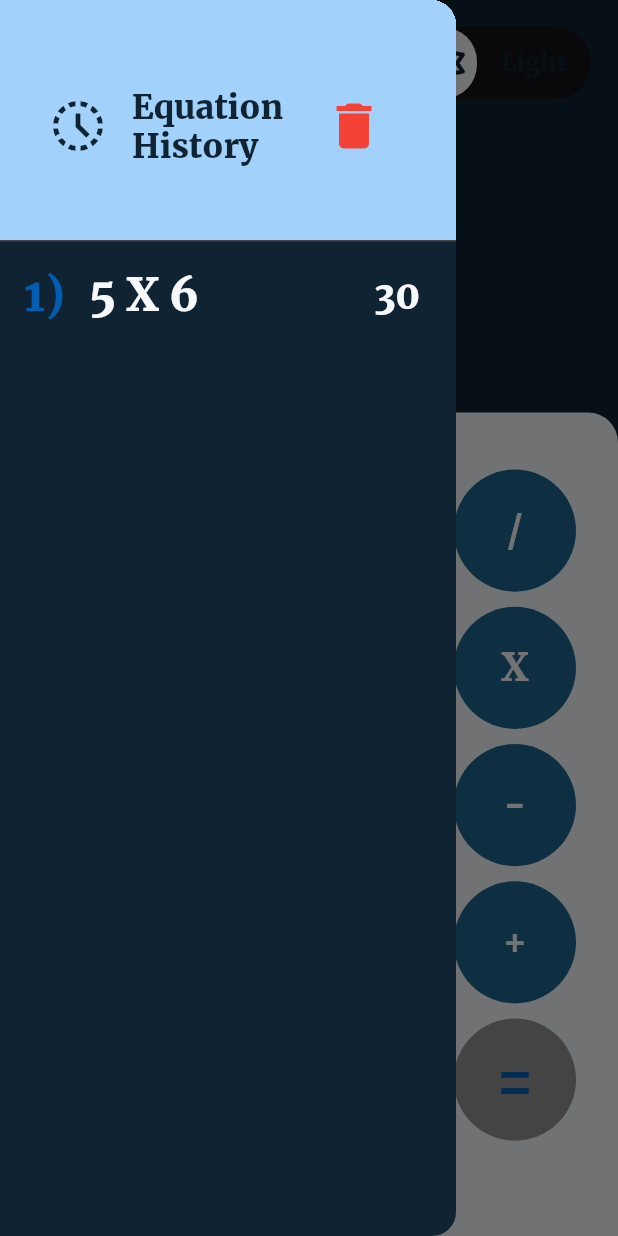
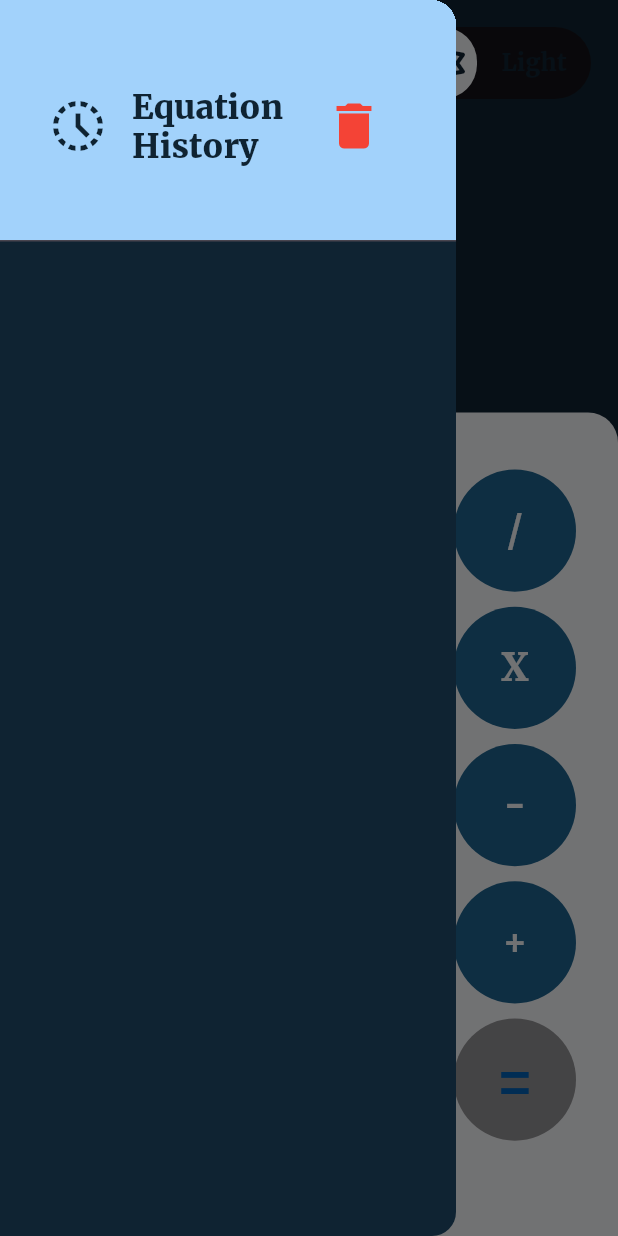
Before and after one commit to esraa-mohamad/calculator-app, a Flutter app: the screen it shows after launch, in the side drawer, after a tap on the "delete" icon, on a phone screen of 412 x 824 dp. Run offline on Flutter 3.47's test engine with Material 3 defaults, Android fonts, the phone set to English and light mode, and no system bars; drawn by our look-alikes of animated_toggle_switch; our stand-ins replace font_awesome_flutter, go_router, lottie; missing offline and left inert: expressions.

Commit message:
add history to sore list of expression and result

```diff
--- a/lib/data/provider/calculator_provider.dart
+++ b/lib/data/provider/calculator_provider.dart
@@ -7,12 +7,17 @@ class CalculatorProvider extends ChangeNotifier {
   String _error = '';
   String _lastResult = '';
   bool _isLastActionEquals = false;
+  final List<Map<String, String>> _history = [];
+
 
   String get display => _display;
 
   String get result => _expression;
 
   String get error => _error;
+
+  List<Map<String, String>> get history => _history;
+
 
   void buttonPressed(String buttonText) {
     if (buttonText == 'AC') {
@@ -50,6 +55,10 @@ class CalculatorProvider extends ChangeNotifier {
       final expression = Expression.parse(_expression.replaceAll('X', '*'));
       final result = evaluator.eval(expression, {});
       _display = result.toString();
+      _history.add({
+        'expression': _expression,
+        'result': _display,
+      });
       _lastResult = _display;
       _isLastActionEquals = true;
     } catch (e) {
@@ -84,4 +93,8 @@ class CalculatorProvider extends ChangeNotifier {
       _expression += _lastResult;
     }
   }
+  void clearHistory() {
+    _history.clear();
+    notifyListeners();
+  }
 }
--- a/lib/presentation/widgets/custom_drawer.dart
+++ b/lib/presentation/widgets/custom_drawer.dart
@@ -1,3 +1,5 @@
+
+import 'package:calculator_app/data/provider/calculator_provider.dart';
 import 'package:calculator_app/data/theme/change_theme.dart';
 import 'package:calculator_app/presentation/resources/fonts_manager.dart';
 import 'package:calculator_app/presentation/resources/values_manager.dart';
@@ -9,15 +11,15 @@ import '../resources/style_manager.dart';
 
 class CustomDrawer extends StatelessWidget {
   const CustomDrawer({super.key});
-
   @override
   Widget build(BuildContext context) {
-    return Consumer<ThemeProvider>(builder: (context, themeProvider, child) {
+    return Consumer2<ThemeProvider , CalculatorProvider>(
+        builder: (context, themeProvider, calculatorProvider,child) {
       return Drawer(
         backgroundColor: themeProvider.isDarkTheme
             ? ColorManager.lightBabyBlue
             : ColorManager.darkBlue,
-        child: ListView(
+        child: Column(
           children:  [
             DrawerHeader(
               decoration: BoxDecoration(
@@ -44,7 +46,9 @@ class CustomDrawer extends StatelessWidget {
                     ),
                   ),
                   trailing: IconButton(
-                    onPressed: (){},
+                    onPressed: (){
+                      Provider.of<CalculatorProvider>(context, listen: false).clearHistory();
+                    },
                     icon: const Icon(
                       Icons.delete ,
                       size:AppSize.s40,
@@ -54,23 +58,38 @@ class CustomDrawer extends StatelessWidget {
                 ),
               )
             ),
-            ListTile(
+           Expanded(
+             child:
+           calculatorProvider.history.isNotEmpty ?
+             ListView.builder(
+               itemCount: calculatorProvider.history.length,
+               itemBuilder: (context, index){
+                 final historyItem = calculatorProvider.history[index];
+
+                 return ListTile(
                    leading: Text(
-                '1)' ,
+                     '${index + 1})' ,
                      style: StyleManager.getStyleMedium(context)!.copyWith(
-                  color: ColorManager.blue
+                         color: ColorManager.blue,
+                         fontSize: FontSize.s20
                      ),
                    ),
                    trailing:   Text(
-                '30' ,
+                     historyItem['result']! ,
                      style: StyleManager.getStyleMedium(context)!.copyWith(
-                    fontSize: FontSize.s25
+                         fontSize: FontSize.s18
                      ),
                    ),
                    title: Text(
-                '5 X 6' ,
-                style: StyleManager.getStyleMedium(context)
+                       historyItem['expression']! ,
+                       style: StyleManager.getStyleMedium(context)!.copyWith(
+                           fontSize: FontSize.s20
                        ),
+                   ),
+                 );
+               }
+           ) :
+               Container(),
            ),
           ],
         ),
```
Lines whose indentation alone changed are shown as unchanged.
